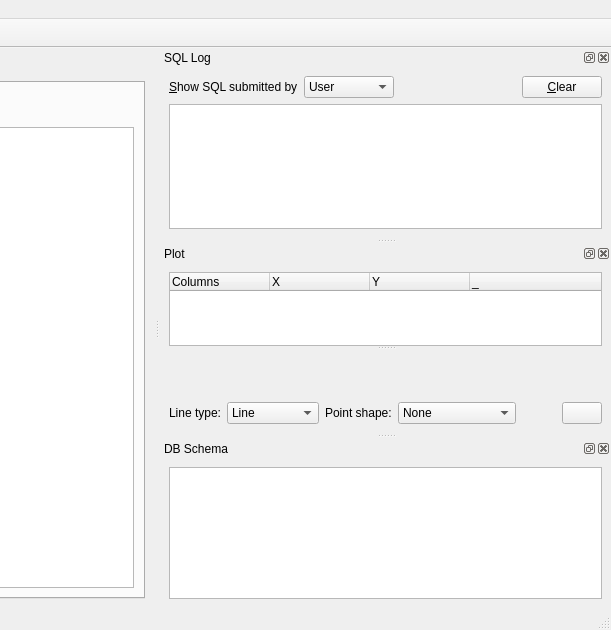
sqlitebrowser/sqlitebrowser, file src/MainWindow.ui: the form before one commit; both pictures show x 426 to 1037 and y 0 to 630 of the 1037 by 630 pixel window.
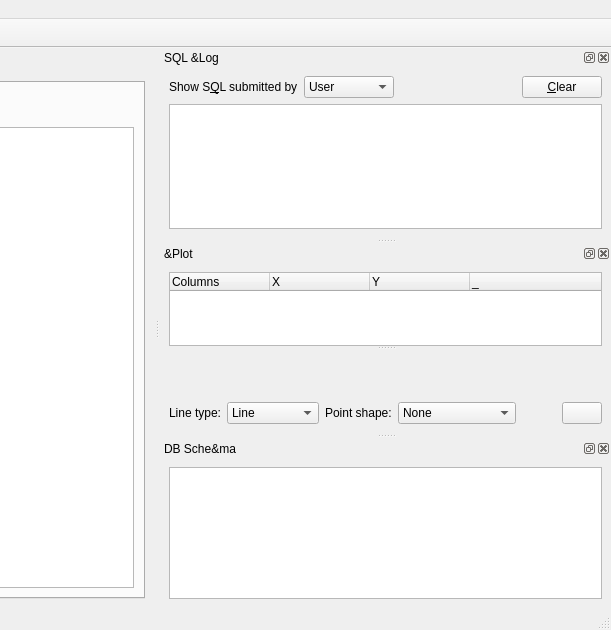
The form after the commit. Icons and pictures are not drawn. Custom widgets are drawn as their Qt base class.

Diff of the .ui file:
```diff
--- a/src/MainWindow.ui
+++ b/src/MainWindow.ui
@@ -908,7 +908,7 @@
     <set>QDockWidget::AllDockWidgetFeatures</set>
    </property>
    <property name="windowTitle">
-    <string>SQL Log</string>
+    <string>SQL &amp;Log</string>
    </property>
    <attribute name="dockWidgetArea">
     <number>2</number>
@@ -920,7 +920,7 @@
        <item>
         <widget class="QLabel" name="labelLogSubmittedBy">
          <property name="text">
-          <string>&amp;Show SQL submitted by</string>
+          <string>Show S&amp;QL submitted by</string>
          </property>
          <property name="buddy">
           <cstring>comboLogSubmittedBy</cstring>
@@ -1000,7 +1000,7 @@
     <set>QDockWidget::AllDockWidgetFeatures</set>
    </property>
    <property name="windowTitle">
-    <string>Plot</string>
+    <string>&amp;Plot</string>
    </property>
    <attribute name="dockWidgetArea">
     <number>2</number>
@@ -1254,7 +1254,7 @@
   </widget>
   <widget class="QDockWidget" name="dockSchema">
    <property name="windowTitle">
-    <string>DB Schema</string>
+    <string>DB Sche&amp;ma</string>
    </property>
    <attribute name="dockWidgetArea">
     <number>2</number>
```
Left out of the diff: 66 changed lines with no effect on the pictures.
